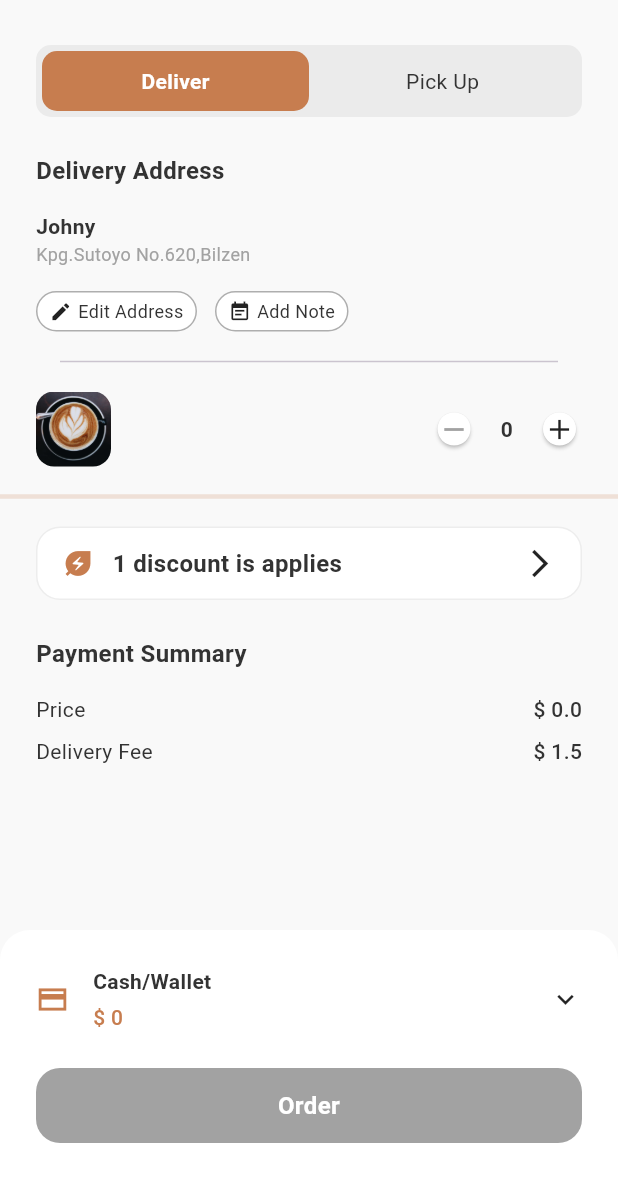
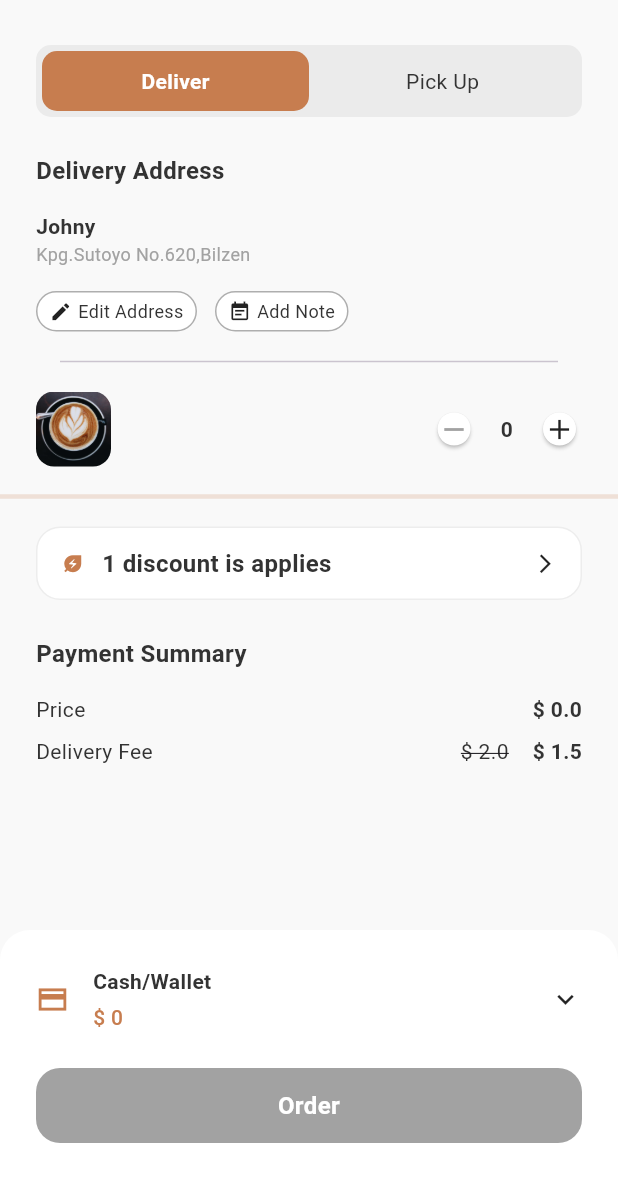
Before and after one commit to PyiTheimKyaw/coffee_shop, a Flutter app: the OrderPage screen opened directly, after a tap on the "remove" icon, on a phone screen of 412 x 824 dp, the part 57-1236 px from its top. Run offline on Flutter 3.47's test engine with Material 3 defaults, Android fonts, the phone set to English and light mode, and no system bars; our stand-ins replace device_preview, firebase_core, firebase_database, font_awesome_flutter, go_router, readmore; accounts and stored records are empty.

Commit message:
modify icon size and delete testing

```diff
--- a/lib/pages/order_page.dart
+++ b/lib/pages/order_page.dart
@@ -228,7 +228,7 @@ class _PaymentSummarySectionView extends StatelessWidget {
                       children: [
                         Icon(
                           Icons.energy_savings_leaf,
-                          size: AppDimens.kMediumIconSize,
+                          size: AppDimens.kSmallIconSize,
                           color: AppColors.kPrimaryColor,
                         ),
                         SizedBox(width: AppDimens.kMargin12),
@@ -239,7 +239,7 @@ class _PaymentSummarySectionView extends StatelessWidget {
                             textFontSize: AppDimens.kFont16,
                           ),
                         ),
-                        Icon(Icons.arrow_forward_ios, size: AppDimens.kMediumIconSize),
+                        Icon(Icons.arrow_forward_ios, size: AppDimens.kSmallIconSize),
                       ],
                     ),
                   ),
@@ -258,7 +258,7 @@ class _PaymentSummarySectionView extends StatelessWidget {
 
                     CustomizedTextView(
                       textData: "\$ ${bloc.priceForAll ?? bloc.pricePerOne}",
-                      textFontWeight: FontWeight.w500,
+                      textFontWeight: FontWeight.w600,
                     ),
                   ],
                 ),
@@ -267,10 +267,19 @@ class _PaymentSummarySectionView extends StatelessWidget {
                   mainAxisAlignment: MainAxisAlignment.spaceBetween,
                   children: [
                     CustomizedTextView(textData: kTextDeliveryFee),
-
-                    CustomizedTextView(
-                      textData: "\$ ${bloc.deliFee}",
-                      textFontWeight: FontWeight.w500,
+                    Row(
+                      children: [
+                        ///TODO: bind with real discount data
+                        CustomizedTextView(
+                          textData: "\$ 2.0",
+                          textDecoration: TextDecoration.lineThrough,
+                        ),
+                        SizedBox(width: AppDimens.kMargin16),
+                        CustomizedTextView(
+                          textData: "\$ ${bloc.deliFee}",
+                          textFontWeight: FontWeight.w600,
+                        ),
+                      ],
                     ),
                   ],
                 ),
--- a/lib/utils/strings.dart
+++ b/lib/utils/strings.dart
@@ -27,13 +27,11 @@ const String kTextDeliveryFee = "Delivery Fee";
 const String kTextOrder = "Order";
 const String kTextCashOrWallet = "Cash/Wallet";
 
-
 ///Firebase key
 const String kFirebaseRefCoffeeList = "coffees_list";
 const String kFirebaseRefCoffeeCategories = "categories";
 
-
 ///Dummy Strings
 const String kTextDummyCustomerName = "Johny";
 const String kTextDummyCustomerAddress = "Kpg.Sutoyo No.620,Bilzen";
-const String kTextDummyDiscount="1 discount is applies";
+const String kTextDummyDiscount = "1 discount is applies";
```
Also changed, not shown: lib/pages/test.dart (deleted, +0 -72 lines).
